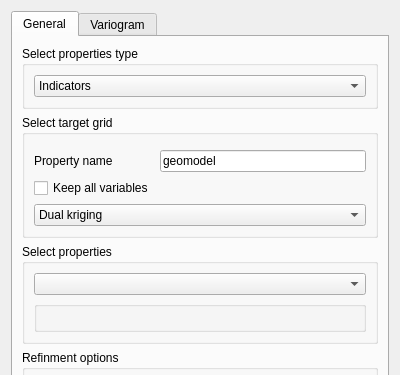
Qt form ui/deterministic.ui (robertorolo/LPM-Geomod_Suite) before a commit; both pictures show x 0 to 400 and y 0 to 375 of the 400 by 785 pixel window.
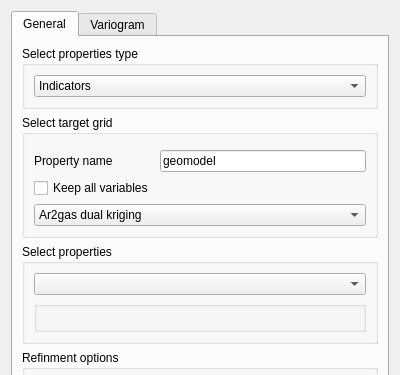
The same form after that commit. Custom widgets are drawn as their Qt base class.

The edit to the form file:
```diff
--- a/ui/deterministic.ui
+++ b/ui/deterministic.ui
@@ -277,6 +277,11 @@
               <verstretch>0</verstretch>
              </sizepolicy>
             </property>
+            <item>
+             <property name="text">
+              <string>Ar2gas dual kriging </string>
+             </property>
+            </item>
             <item>
              <property name="text">
               <string>Dual kriging</string>
```
Left out of the diff: 5 changed lines with no effect on the pictures.
